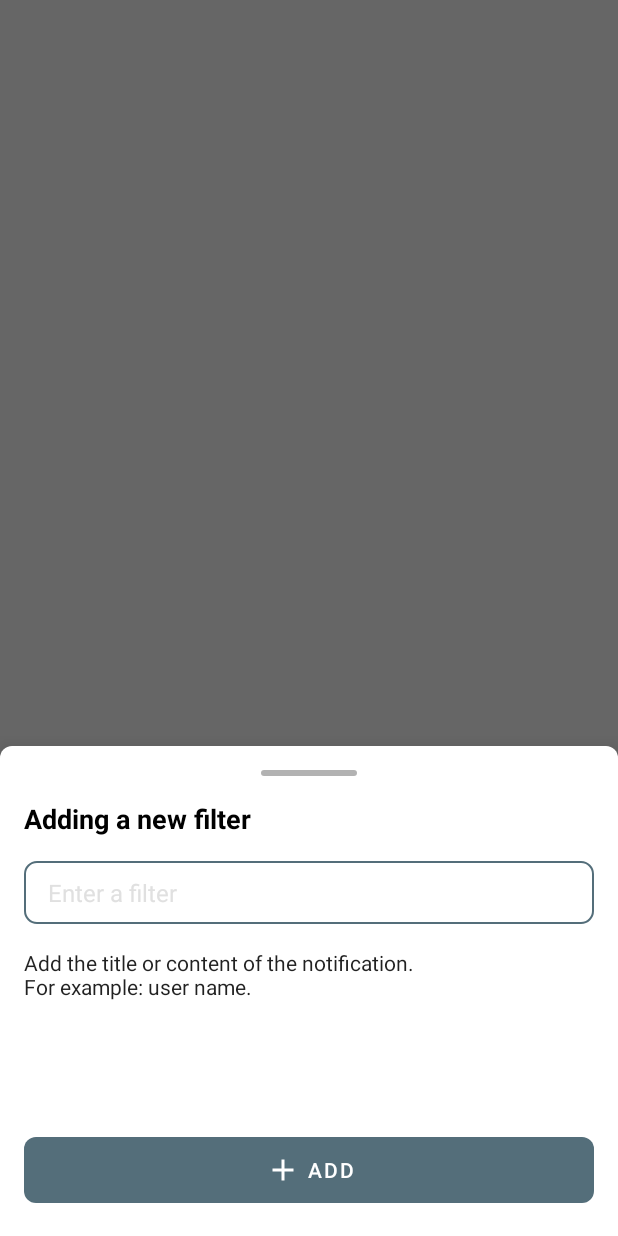
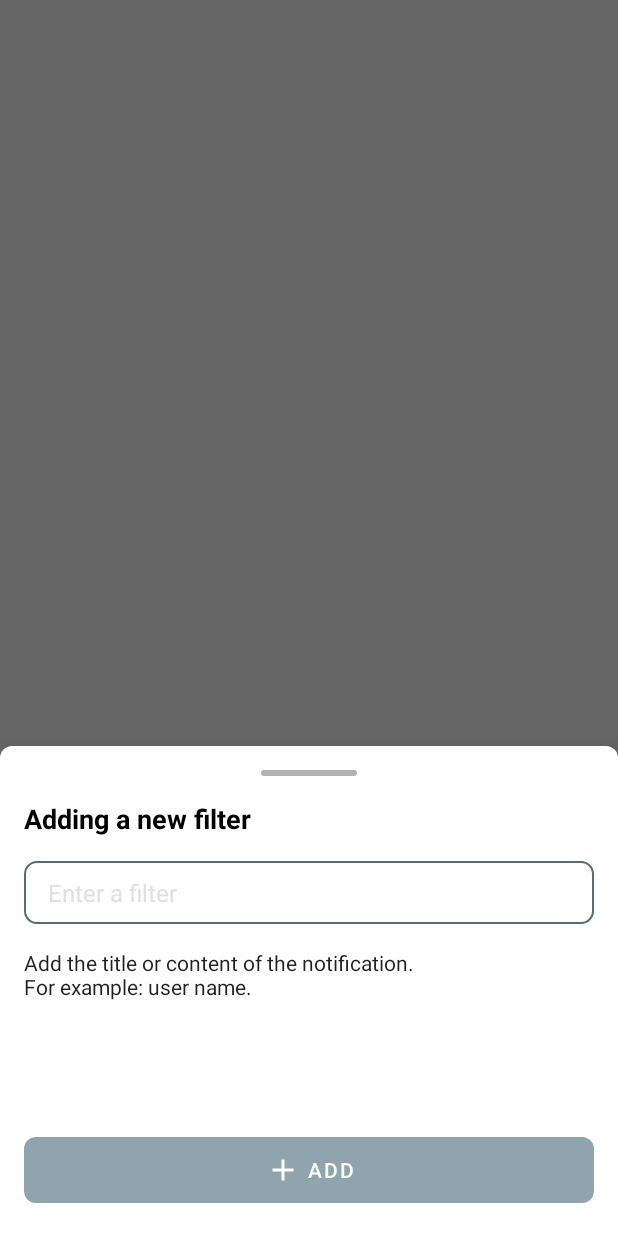
Before and after one commit to booleanull/PushAlerts, an Android app: the fragment FilterAddBottomSheetFragment shown on its own in the app's theme, on a phone screen of 412 x 824 dp. Run offline under Robolectric (Android 15) with nearby library versions, the phone set to English and light mode, and no system bars.

Commit message:
Add disabled state for filter add button

```diff
--- /dev/null
+++ b/core-ui/src/main/res/color/custom_material_button_background.xml
@@ -0,0 +1,6 @@
+<?xml version="1.0" encoding="utf-8"?>
+<selector xmlns:android="http://schemas.android.com/apk/res/android">
+    <item android:state_enabled="false"
+        android:color="@color/colorBlueGrayLight"  />
+    <item android:color="@color/colorBlueGray" />
+</selector>
--- a/core-ui/src/main/res/values/colors.xml
+++ b/core-ui/src/main/res/values/colors.xml
@@ -1,6 +1,7 @@
 <?xml version="1.0" encoding="utf-8"?>
 <resources>
     <color name="colorBlueGray">#546e7a</color>
+    <color name="colorBlueGrayLight">#90a4ae</color>
     <color name="colorGray">#E0E0E0</color>
     <color name="colorGraySecondary">#C0C0C0</color>
     <color name="colorGrayDark">#3F3F3F</color>
--- a/core-ui/src/main/res/values/styles.xml
+++ b/core-ui/src/main/res/values/styles.xml
@@ -57,7 +57,7 @@
     <!-- Buttons -->
     <style name="AppTheme.MaterialButton" parent="Widget.MaterialComponents.Button.TextButton">
         <item name="cornerRadius">@dimen/default_radius</item>
-        <item name="backgroundTint">@color/colorBlueGray</item>
+        <item name="backgroundTint">@color/custom_material_button_background</item>
         <item name="android:textColor">@color/colorWhite</item>
         <item name="iconTint">@color/colorWhite</item>
         <item name="android:layout_marginStart">@dimen/default_margin</item>
--- a/feature-home-ui/src/main/java/org/booleanull/feature_home_ui/fragment/FilterAddBottomSheetFragment.kt
+++ b/feature-home-ui/src/main/java/org/booleanull/feature_home_ui/fragment/FilterAddBottomSheetFragment.kt
@@ -6,6 +6,7 @@ import android.view.LayoutInflater
 import android.view.View
 import android.view.ViewGroup
 import android.view.inputmethod.EditorInfo
+import androidx.core.widget.doOnTextChanged
 import kotlinx.android.synthetic.main.fragment_filter_add_bottom_sheet.*
 import org.booleanull.core_ui.base.RoundedBottomSheetDialogFragment
 import org.booleanull.feature_home_ui.R
@@ -49,5 +50,8 @@ class FilterAddBottomSheetFragment : RoundedBottomSheetDialogFragment(0) {
             }
             false
         }
+        filterEditText.doOnTextChanged { text, start, before, count ->
+            filterAddButton.isEnabled = !text.isNullOrBlank()
+        }
     }
 }
--- a/feature-home-ui/src/main/res/layout/fragment_filter_add_bottom_sheet.xml
+++ b/feature-home-ui/src/main/res/layout/fragment_filter_add_bottom_sheet.xml
@@ -65,6 +65,7 @@
         style="@style/AppTheme.MaterialButton"
         android:layout_width="match_parent"
         android:layout_height="@dimen/material_button_height"
+        android:enabled="false"
         android:text="@string/add"
         app:icon="@drawable/ic_add"
         app:iconGravity="textStart"
```
